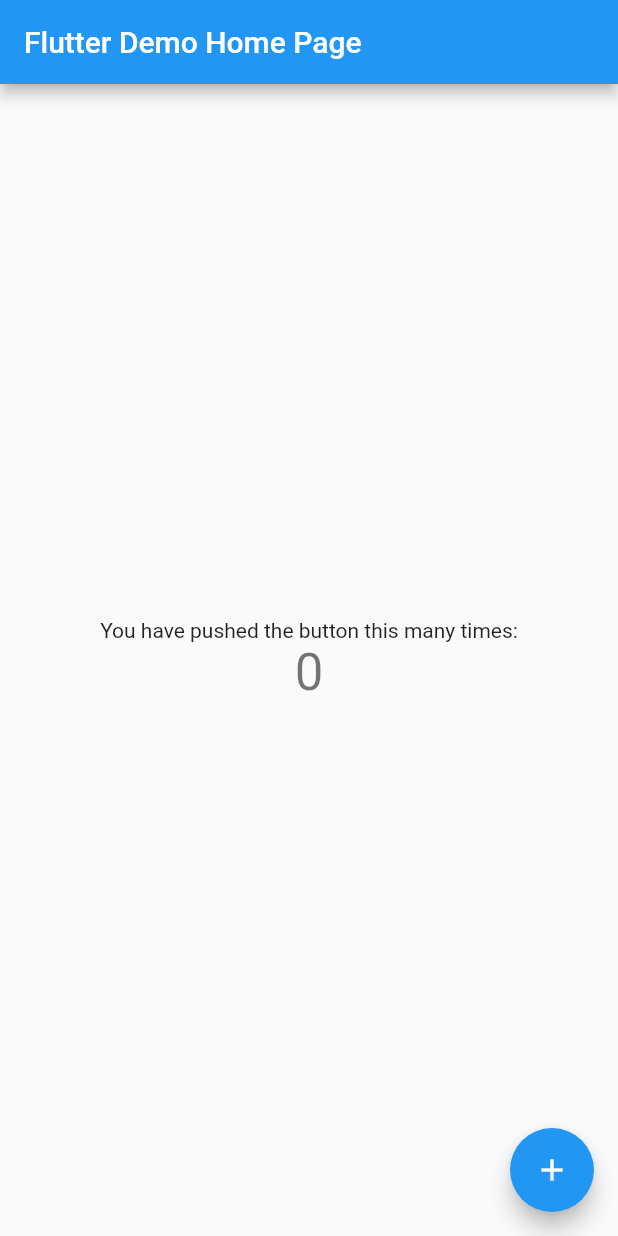
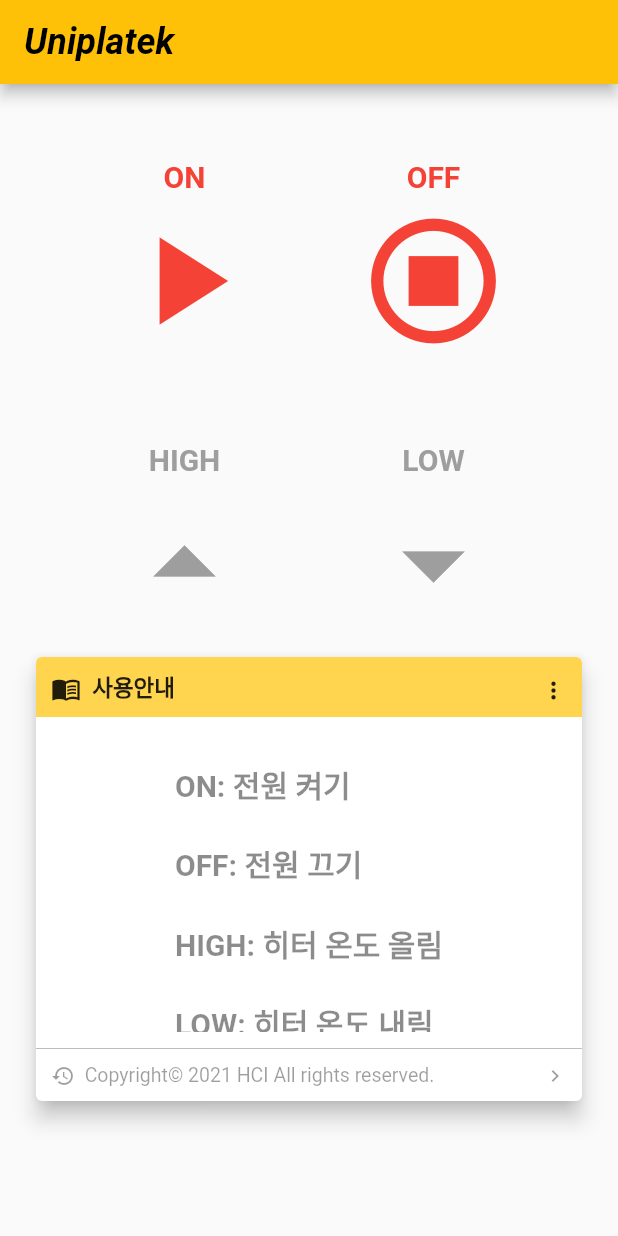
Before and after one commit to Hitbee-dev/ir_remote_control, a Flutter app: the screen it shows after launch, on a phone screen of 412 x 824 dp. Run offline on Flutter 3.47's test engine with Material 2 defaults, Android fonts, the phone set to English and light mode, and no system bars; our stand-ins replace get.

Commit message:
layout ok

```diff
--- /dev/null
+++ b/lib/homepage/homepage.dart
@@ -0,0 +1,139 @@
+import 'package:flutter/material.dart';
+
+class HomePage extends StatefulWidget {
+  const HomePage({ Key? key }) : super(key: key);
+
+  @override
+  _HomePageState createState() => _HomePageState();
+}
+
+class _HomePageState extends State<HomePage> {
+  @override
+  Widget build(BuildContext context) {
+    return Scaffold(
+      appBar: AppBar(
+        title: const Text('Uniplatek',style: TextStyle(fontStyle: FontStyle.italic,fontWeight: FontWeight.bold,fontSize: 24),),
+      ),
+      body: SingleChildScrollView(
+        child: Column(
+          children: [
+            _onlypadding(50, 0, 0, 0),
+            Row(
+              mainAxisAlignment: MainAxisAlignment.center,
+              children: [
+                _button_layouts("ON", Colors.red, Icons.play_arrow, Colors.red),
+                _onlypadding(0, 0, 25, 25),
+                _button_layouts("OFF", Colors.red, Icons.stop_circle_outlined, Colors.red),
+              ],
+            ),
+            _onlypadding(50, 0, 0, 0),
+            Row(
+              mainAxisAlignment: MainAxisAlignment.center,
+              children: [
+                _button_layouts("HIGH", Colors.grey, Icons.arrow_drop_up_outlined, Colors.grey),
+                _onlypadding(0, 0, 25, 25),
+                _button_layouts("LOW", Colors.grey, Icons.arrow_drop_down, Colors.grey)
+              ],
+            ),
+            Builder(
+                builder: (BuildContext context){
+                return _InfoWidget(context);
+              }
+            ),
+          ],
+        ),
+      ),
+    );
+  }
+
+  Padding _onlypadding(double top, double bottom, double left, double right) {
+    return Padding(padding: EdgeInsets.only(top: top, bottom: bottom, left: left, right: right));
+  }
+
+  IconButton _buttons(IconData icon, Color color) {
+    return IconButton(
+      iconSize: 100,
+      icon: Icon(icon),
+      color: color,
+      onPressed: (){
+        setState(() {
+
+        });
+      },
+    );
+  }
+
+  Column _button_layouts(String text, Color color, IconData icon, Color icon_color) {
+    return Column(
+      children: [
+        Text(text, style: TextStyle(fontWeight: FontWeight.bold,fontSize: 20, color: color), ),
+        _buttons(icon, icon_color),
+      ],
+    );
+  }
+
+  Widget _InfoWidget(BuildContext context) {
+    return Padding(
+      padding: EdgeInsets.only(left: 20, right: 20, bottom: 10),
+      child: Card(
+        elevation: 6,
+        child: Column(
+          children: <Widget>[
+            Container(
+              child: Row(
+                crossAxisAlignment: CrossAxisAlignment.end,
+                children: <Widget>[
+                  Icon(Icons.menu_book, size: 20, color: Colors.black87),
+                  Text(
+                    '  사용안내',
+                    style: TextStyle(
+                      fontSize: 15,
+                      fontWeight: FontWeight.bold,
+                      color: Colors.black87
+                    ),
+                  ),
+                  Spacer(),
+                  Icon(Icons.more_vert, size: 18, color: Colors.black87),
+                ],
+              ),
+              padding: EdgeInsets.symmetric(horizontal: 10, vertical: 9),
+              decoration: BoxDecoration(
+                color: Colors.amber[300],
+                borderRadius: BorderRadius.only(
+                    topLeft: Radius.circular(4), topRight: Radius.circular(4)),
+              ),
+            ),
+            Padding(
+              padding: EdgeInsets.only(top: 30, bottom: 10),
+              child: Column(
+                children: <Widget>[
+                  SizedBox(
+                      height: 180,
+                      child: Text(
+                          'ON: 전원 켜기\n\n'
+                          'OFF: 전원 끄기\n\n'
+                          'HIGH: 히터 온도 올림\n\n'
+                          'LOW: 히터 온도 내림\n',
+                          style: TextStyle(color: Colors.black45, fontSize: 20, fontWeight: FontWeight.bold))),
+                ],
+              ),
+            ),
+            Divider(height: 2, color: Colors.black26),
+            Container(
+              child: Row(
+                children: <Widget>[
+                  Icon(Icons.history, size: 16, color: Colors.black38),
+                  Text('  Copyright© 2021 HCI All rights reserved.',
+                      style: TextStyle(fontSize: 13, color: Colors.black38)),
+                  Spacer(),
+                  Icon(Icons.chevron_right, size: 16, color: Colors.black38),
+                ],
+              ),
+              padding: EdgeInsets.symmetric(horizontal: 10, vertical: 9),
+            )
+          ],
+        ),
+      ),
+    );
+  }
+}
--- a/lib/main.dart
+++ b/lib/main.dart
@@ -1,115 +1,29 @@
 import 'package:flutter/material.dart';
+import 'package:get/get.dart';
+import 'homepage/homepage.dart';
 
 void main() {
-  runApp(const MyApp());
+  runApp(const IrRemote());
 }
 
-class MyApp extends StatelessWidget {
-  const MyApp({Key? key}) : super(key: key);
+class IrRemote extends StatelessWidget {
+  const IrRemote({Key? key}) : super(key: key);
 
-  // This widget is the root of your application.
   @override
   Widget build(BuildContext context) {
-    return MaterialApp(
-      title: 'Flutter Demo',
+    return GetMaterialApp(
+      debugShowCheckedModeBanner: false,
+      title: 'IR Remote Control',
       theme: ThemeData(
-        // This is the theme of your application.
-        //
-        // Try running your application with "flutter run". You'll see the
-        // application has a blue toolbar. Then, without quitting the app, try
-        // changing the primarySwatch below to Colors.green and then invoke
-        // "hot reload" (press "r" in the console where you ran "flutter run",
-        // or simply save your changes to "hot reload" in a Flutter IDE).
-        // Notice that the counter didn't reset back to zero; the application
-        // is not restarted.
-        primarySwatch: Colors.blue,
+        primarySwatch: Colors.amber,
       ),
-      home: const MyHomePage(title: 'Flutter Demo Home Page'),
+      initialRoute: "/",
+      getPages: [
+        GetPage(
+            name: "/",
+            page: () => const HomePage(),
+            transition: Transition.cupertinoDialog),
+      ],
     );
   }
 }
-
-class MyHomePage extends StatefulWidget {
-  const MyHomePage({Key? key, required this.title}) : super(key: key);
-
-  // This widget is the home page of your application. It is stateful, meaning
-  // that it has a State object (defined below) that contains fields that affect
-  // how it looks.
-
-  // This class is the configuration for the state. It holds the values (in this
-  // case the title) provided by the parent (in this case the App widget) and
-  // used by the build method of the State. Fields in a Widget subclass are
-  // always marked "final".
-
-  final String title;
-
-  @override
-  State<MyHomePage> createState() => _MyHomePageState();
-}
-
-class _MyHomePageState extends State<MyHomePage> {
-  int _counter = 0;
-
-  void _incrementCounter() {
-    setState(() {
-      // This call to setState tells the Flutter framework that something has
-      // changed in this State, which causes it to rerun the build method below
-      // so that the display can reflect the updated values. If we changed
-      // _counter without calling setState(), then the build method would not be
-      // called again, and so nothing would appear to happen.
-      _counter++;
-    });
-  }
-
-  @override
-  Widget build(BuildContext context) {
-    // This method is rerun every time setState is called, for instance as done
-    // by the _incrementCounter method above.
-    //
-    // The Flutter framework has been optimized to make rerunning build methods
-    // fast, so that you can just rebuild anything that needs updating rather
-    // than having to individually change instances of widgets.
-    return Scaffold(
-      appBar: AppBar(
-        // Here we take the value from the MyHomePage object that was created by
-        // the App.build method, and use it to set our appbar title.
-        title: Text(widget.title),
-      ),
-      body: Center(
-        // Center is a layout widget. It takes a single child and positions it
-        // in the middle of the parent.
-        child: Column(
-          // Column is also a layout widget. It takes a list of children and
-          // arranges them vertically. By default, it sizes itself to fit its
-          // children horizontally, and tries to be as tall as its parent.
-          //
-          // Invoke "debug painting" (press "p" in the console, choose the
-          // "Toggle Debug Paint" action from the Flutter Inspector in Android
-          // Studio, or the "Toggle Debug Paint" command in Visual Studio Code)
-          // to see the wireframe for each widget.
-          //
-          // Column has various properties to control how it sizes itself and
-          // how it positions its children. Here we use mainAxisAlignment to
-          // center the children vertically; the main axis here is the vertical
-          // axis because Columns are vertical (the cross axis would be
-          // horizontal).
-          mainAxisAlignment: MainAxisAlignment.center,
-          children: <Widget>[
-            const Text(
-              'You have pushed the button this many times:',
-            ),
-            Text(
-              '$_counter',
-              style: Theme.of(context).textTheme.headline4,
-            ),
-          ],
-        ),
-      ),
-      floatingActionButton: FloatingActionButton(
-        onPressed: _incrementCounter,
-        tooltip: 'Increment',
-        child: const Icon(Icons.add),
-      ), // This trailing comma makes auto-formatting nicer for build methods.
-    );
-  }
-}
--- a/pubspec.yaml
+++ b/pubspec.yaml
@@ -34,6 +34,8 @@ dependencies:
   # The following adds the Cupertino Icons font to your application.
   # Use with the CupertinoIcons class for iOS style icons.
   cupertino_icons: ^1.0.2
+  get: ^4.6.1
+
 
 dev_dependencies:
   flutter_test:
```
Also changed, not shown: pubspec.lock, 236 other files.
